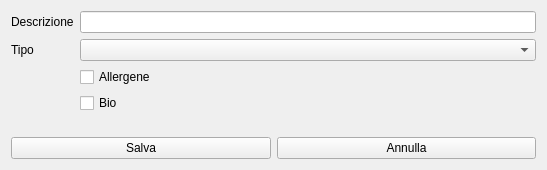
Above: hnewproduct.ui from fblabs/hamlet-mod-sancon before the change. Below: the same form after it.
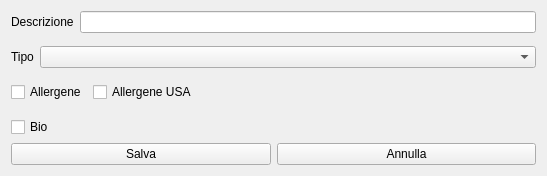
That is the form after the change. Icons and pictures are not drawn.

The edit to the form file:
```diff
--- a/hnewproduct.ui
+++ b/hnewproduct.ui
@@ -10,7 +10,7 @@
     <x>0</x>
     <y>0</y>
     <width>547</width>
-    <height>170</height>
+    <height>176</height>
    </rect>
   </property>
   <property name="windowTitle">
@@ -33,32 +33,47 @@
      <item row="0" column="1">
       <widget class="QLineEdit" name="leDescrizione"/>
      </item>
-     <item row="1" column="0">
+    </layout>
+   </item>
+   <item>
+    <layout class="QFormLayout" name="formLayout_2">
+     <item row="0" column="0">
       <widget class="QLabel" name="label_2">
        <property name="text">
         <string>Tipo</string>
        </property>
       </widget>
      </item>
-     <item row="1" column="1">
+     <item row="0" column="1">
       <widget class="QComboBox" name="comboBox"/>
      </item>
-     <item row="2" column="1">
+    </layout>
+   </item>
+   <item>
+    <layout class="QFormLayout" name="formLayout_3">
+     <item row="0" column="0">
       <widget class="QCheckBox" name="cbAllergenico">
        <property name="text">
         <string>Allergene</string>
        </property>
       </widget>
      </item>
-     <item row="3" column="1">
-      <widget class="QCheckBox" name="cbBio">
+     <item row="0" column="1">
+      <widget class="QCheckBox" name="cbAllergeneUSA">
        <property name="text">
-        <string>Bio</string>
+        <string>Allergene USA</string>
        </property>
       </widget>
      </item>
     </layout>
    </item>
+   <item>
+    <widget class="QCheckBox" name="cbBio">
+     <property name="text">
+      <string>Bio</string>
+     </property>
+    </widget>
+   </item>
    <item>
     <layout class="QHBoxLayout" name="horizontalLayout">
      <item>
```
